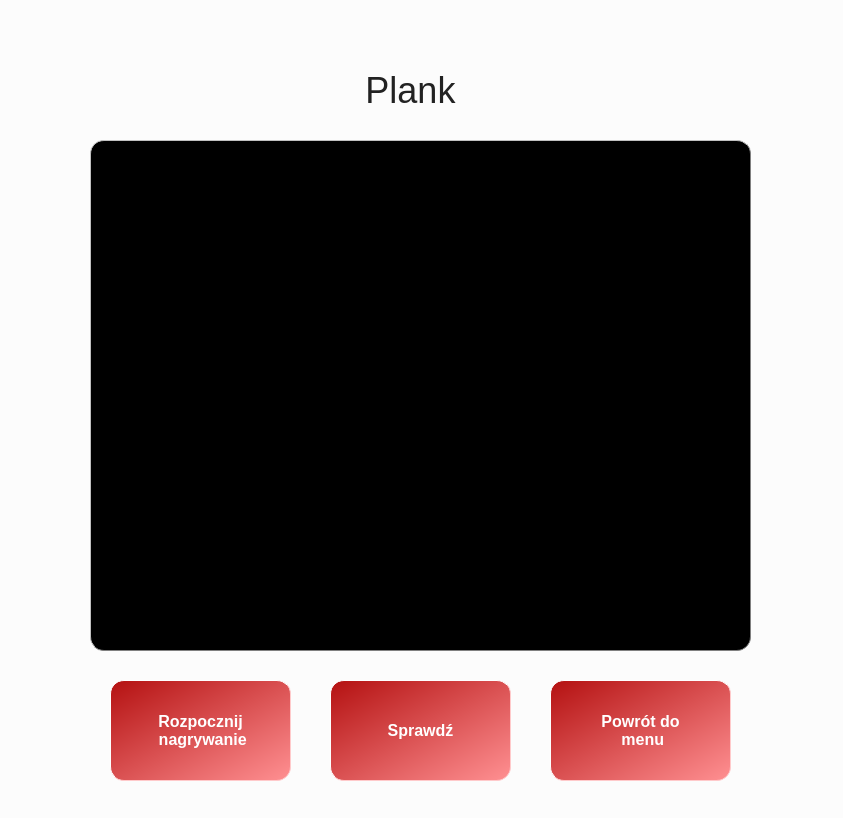
Before: the Qt Designer form newGui/MainWindow.ui in kicky1/eTrener2, drawn with Qt 5.
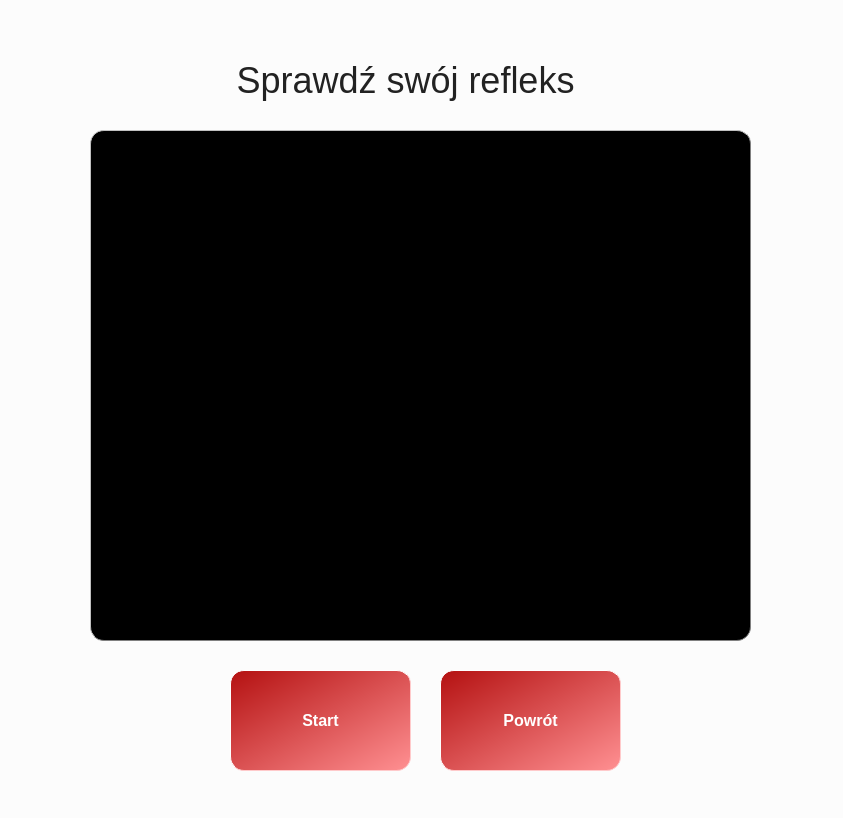
After: the same form once the commit is applied. The open tabs and pages were chosen to show the change. Icons and pictures are not drawn.

Patch:
```diff
--- a/newGui/MainWindow.ui
+++ b/newGui/MainWindow.ui
@@ -181,7 +181,214 @@
 </string>
       </property>
       <property name="text">
-       <string>Trening</string>
+       <string>Trening dokładności</string>
+      </property>
+     </widget>
+     <widget class="QPushButton" name="pushButton_13">
+      <property name="geometry">
+       <rect>
+        <x>230</x>
+        <y>370</y>
+        <width>321</width>
+        <height>181</height>
+       </rect>
+      </property>
+      <property name="styleSheet">
+       <string notr="true">QPushButton{
+background-color:rgb(255, 144, 146);
+background-color: qlineargradient(spread:pad, x1:0, y1:0, x2:1, y2:1, stop:0 rgb(180, 17, 17), stop:1 rgba(255, 144, 146));
+color:white;
+border-style: outset;
+border-width:1px;
+border-radius:14px;
+border-color:rgb(255, 202, 203);
+font:bold 24px;
+padding:10px;
+}
+QPushButton:hover {   
+background-color:rgb(255, 144, 146);
+background-color: qlineargradient(spread:pad, x1:0, y1:0, x2:1, y2:1, stop:0 rgba(255, 144, 146), stop:1 rgba(180, 17, 17));
+color:white;
+border-style: outset;
+border-width:1px;
+border-radius:14px;
+border-color:rgb(255, 202, 203);
+font:bold 26px;
+padding:10px;
+}
+
+QPushButton:pressed {   
+background-color:rgb(255, 144, 146);
+color:white;
+border-style: outset;
+border-width:2px;
+border-radius:14px;
+border-color:rgb(180, 17, 17);
+font:bold 26px;
+padding:10px;
+}
+
+</string>
+      </property>
+      <property name="text">
+       <string>Pomiar refleksu</string>
+      </property>
+     </widget>
+    </widget>
+    <widget class="QWidget" name="page_6">
+     <widget class="QLabel" name="label_13">
+      <property name="geometry">
+       <rect>
+        <x>-10</x>
+        <y>30</y>
+        <width>771</width>
+        <height>61</height>
+       </rect>
+      </property>
+      <property name="styleSheet">
+       <string notr="true">text-align: center;
+font-size: 36px;
+color: #222;
+text-shadow: 0px 2px 3px black;</string>
+      </property>
+      <property name="text">
+       <string>&lt;html&gt;&lt;head/&gt;&lt;body&gt;&lt;p align=&quot;center&quot;&gt;&lt;span style=&quot; font-size:27pt;&quot;&gt;Sprawdź swój refleks&lt;/span&gt;&lt;/p&gt;&lt;/body&gt;&lt;/html&gt;</string>
+      </property>
+     </widget>
+     <widget class="QLabel" name="image_label_11">
+      <property name="geometry">
+       <rect>
+        <x>60</x>
+        <y>110</y>
+        <width>661</width>
+        <height>511</height>
+       </rect>
+      </property>
+      <property name="autoFillBackground">
+       <bool>false</bool>
+      </property>
+      <property name="styleSheet">
+       <string notr="true">
+background-color: black;
+color:white;
+border-style: outset;
+border-width:1px;
+border-radius:14px;
+border-color:gray;
+font:bold 50px;
+padding:10px;
+text-align:center
+</string>
+      </property>
+      <property name="lineWidth">
+       <number>3</number>
+      </property>
+      <property name="midLineWidth">
+       <number>2</number>
+      </property>
+      <property name="text">
+       <string>&lt;html&gt;&lt;head/&gt;&lt;body&gt;&lt;p align=&quot;center&quot;&gt;&lt;br/&gt;&lt;/p&gt;&lt;/body&gt;&lt;/html&gt;</string>
+      </property>
+      <property name="alignment">
+       <set>Qt::AlignCenter</set>
+      </property>
+     </widget>
+     <widget class="QPushButton" name="pushButton19_4">
+      <property name="geometry">
+       <rect>
+        <x>200</x>
+        <y>650</y>
+        <width>181</width>
+        <height>101</height>
+       </rect>
+      </property>
+      <property name="styleSheet">
+       <string notr="true">QPushButton{
+background-color:rgb(255, 144, 146);
+background-color: qlineargradient(spread:pad, x1:0, y1:0, x2:1, y2:1, stop:0 rgb(180, 17, 17), stop:1 rgba(255, 144, 146));
+color:white;
+border-style: outset;
+border-width:1px;
+border-radius:14px;
+border-color:rgb(255, 202, 203);
+font:bold 16px;
+padding:10px;
+}
+QPushButton:hover {   
+background-color:rgb(255, 144, 146);
+background-color: qlineargradient(spread:pad, x1:0, y1:0, x2:1, y2:1, stop:0 rgba(255, 144, 146), stop:1 rgba(180, 17, 17));
+color:white;
+border-style: outset;
+border-width:1px;
+border-radius:14px;
+border-color:rgb(255, 202, 203);
+font:bold 18px;
+padding:10px;
+}
+
+QPushButton:pressed {   
+background-color:rgb(255, 144, 146);
+color:white;
+border-style: outset;
+border-width:2px;
+border-radius:14px;
+border-color:rgb(180, 17, 17);
+font:bold 16px;
+padding:10px;
+}
+</string>
+      </property>
+      <property name="text">
+       <string>Start</string>
+      </property>
+     </widget>
+     <widget class="QPushButton" name="pushButton20_7">
+      <property name="geometry">
+       <rect>
+        <x>410</x>
+        <y>650</y>
+        <width>181</width>
+        <height>101</height>
+       </rect>
+      </property>
+      <property name="styleSheet">
+       <string notr="true">QPushButton{
+background-color:rgb(255, 144, 146);
+background-color: qlineargradient(spread:pad, x1:0, y1:0, x2:1, y2:1, stop:0 rgb(180, 17, 17), stop:1 rgba(255, 144, 146));
+color:white;
+border-style: outset;
+border-width:1px;
+border-radius:14px;
+border-color:rgb(255, 202, 203);
+font:bold 16px;
+padding:10px;
+}
+QPushButton:hover {   
+background-color:rgb(255, 144, 146);
+background-color: qlineargradient(spread:pad, x1:0, y1:0, x2:1, y2:1, stop:0 rgba(255, 144, 146), stop:1 rgba(180, 17, 17));
+color:white;
+border-style: outset;
+border-width:1px;
+border-radius:14px;
+border-color:rgb(255, 202, 203);
+font:bold 18px;
+padding:10px;
+}
+
+QPushButton:pressed {   
+background-color:rgb(255, 144, 146);
+color:white;
+border-style: outset;
+border-width:2px;
+border-radius:14px;
+border-color:rgb(180, 17, 17);
+font:bold 16px;
+padding:10px;
+}
+</string>
+      </property>
+      <property name="text">
+       <string>Powrót</string>
       </property>
      </widget>
     </widget>
@@ -831,7 +1038,7 @@
 </string>
       </property>
       <property name="text">
-       <string>Plank</string>
+       <string>&lt;html&gt;&lt;head/&gt;&lt;body&gt;&lt;p&gt;&lt;span style=&quot; font-size:22pt;&quot;&gt;Plank&lt;/span&gt;&lt;/p&gt;&lt;/body&gt;&lt;/html&gt;</string>
       </property>
       <property name="alignment">
        <set>Qt::AlignCenter</set>
```
Left out of the diff: 66 changed lines with no effect on the pictures.
